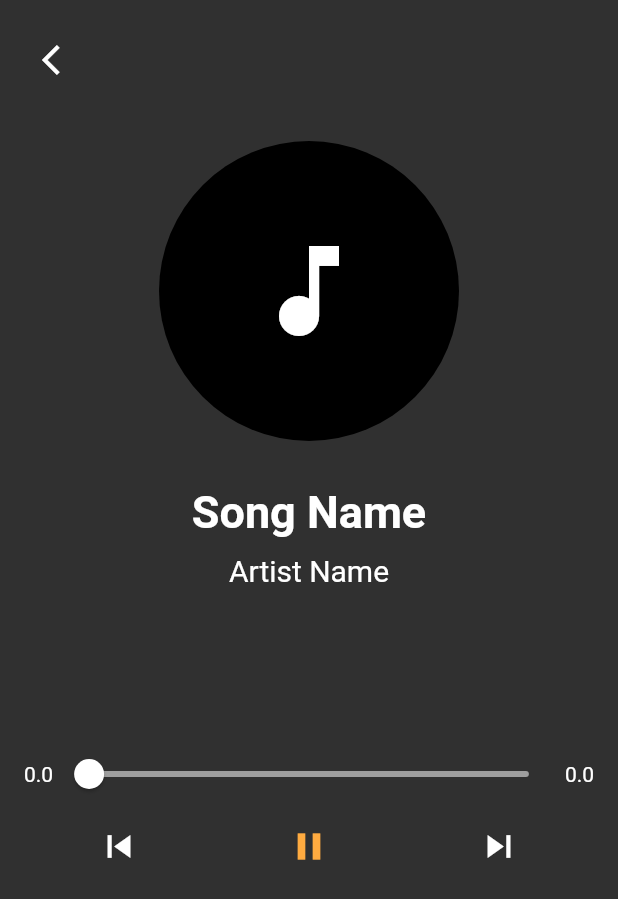
After one commit to KensukePark/Music_Player_App, a Flutter app: the playing_screen screen opened directly, on a phone screen of 412 x 824 dp. The commit adds this screen. Shown: the top 899 px of the screen. Run offline on Flutter 3.47's test engine with Material 2 defaults, Android fonts, the phone set to English and light mode, and no system bars; our stand-ins replace just_audio, on_audio_query, permission_handler.

Commit message:
2023_05_17_v2

```diff
--- /dev/null
+++ b/lib/Screens/playing_screen.dart
@@ -0,0 +1,94 @@
+import 'package:flutter/material.dart';
+
+class playing_screen extends StatefulWidget {
+  const playing_screen({Key? key}) : super(key: key);
+
+  @override
+  State<playing_screen> createState() => _playing_screenState();
+}
+
+class _playing_screenState extends State<playing_screen> {
+  @override
+  Widget build(BuildContext context) {
+    return Scaffold(
+      body: SafeArea(
+        child: Container(
+          width: double.infinity,
+          padding: const EdgeInsets.all(16),
+          child: Column(
+            crossAxisAlignment: CrossAxisAlignment.start,
+            children: [
+              IconButton(onPressed: () {
+                Navigator.pop(context);
+              },
+                icon: Icon(Icons.arrow_back_ios),
+              ),
+              SizedBox(
+                height: 30.0,
+              ),
+              Center(
+                child: Column(
+                  children: [
+                    CircleAvatar(
+                      radius: 100.0,
+                      child: Icon(Icons.music_note, size: 80,)
+                    ),
+                    SizedBox(
+                      height: 30.0,
+                    ),
+                    Text("Song Name",
+                        overflow: TextOverflow.fade,
+                        maxLines: 1,
+                        style: TextStyle(
+                          fontWeight: FontWeight.bold,
+                          fontSize: 30.0,
+                        ),
+                    ),
+                    SizedBox(
+                      height: 10.0,
+                    ),
+                    Text("Artist Name",
+                      overflow: TextOverflow.fade,
+                      maxLines: 1,
+                      style: TextStyle(
+                        fontSize: 20.0,
+                      ),
+                    ),
+                    SizedBox(
+                      height: 100.0,
+                    ),
+                    Row(
+                      mainAxisAlignment: MainAxisAlignment.center,
+                      children: [
+                        Text("0.0"),
+                        Expanded(
+                            child: Slider(
+                                value: 0.0,
+                              onChanged: (value){},
+                              thumbColor: Colors.white,
+                              activeColor: Colors.grey,
+                              inactiveColor: Colors.grey,
+                            )
+                        ),
+                        Text("0.0"),
+                      ],
+                    ),
+                    Row(
+                      mainAxisAlignment: MainAxisAlignment.spaceAround,
+                      children: [
+                        IconButton(onPressed: (){}, icon: Icon(Icons.skip_previous, size: 30.0,),),
+                        IconButton(onPressed: (){}, icon: Icon(Icons.pause, size: 30.0, color: Colors.orangeAccent,),),
+                        IconButton(onPressed: (){}, icon: Icon(Icons.skip_next, size: 30.0,),),
+
+                      ],
+                    ),
+                  ],
+                ),
+              ),
+            ]
+          )
+        ),
+      )
+    );
+  }
+}
--- a/lib/main.dart
+++ b/lib/main.dart
@@ -1,4 +1,8 @@
+import 'dart:developer';
+
 import 'package:flutter/material.dart';
+import 'package:just_audio/just_audio.dart';
+import 'package:music_player_demo/Screens/playing_screen.dart';
 import 'package:on_audio_query/on_audio_query.dart';
 import 'package:permission_handler/permission_handler.dart';
 
@@ -37,6 +41,18 @@ class _AllSongsState extends State<AllSongs> {
     Permission.storage.request();
   }
   final _audioQuery = new OnAudioQuery();
+  final AudioPlayer _audioPlayer = AudioPlayer();
+  playSong(String? uri) {
+    try {
+      _audioPlayer.setAudioSource(
+          AudioSource.uri(
+              Uri.parse(uri!)
+          )
+      );
+    } on Exception {
+      log("Error parsing song");
+    }
+  }
   @override
   Widget build(BuildContext context) {
     return Scaffold(
@@ -64,14 +80,19 @@ class _AllSongsState extends State<AllSongs> {
             return Center(child: Text('No Songs found'));
           }
           return ListView.builder(itemBuilder: (context, index) => ListTile(
-            leading: const Icon(Icons.music_note),
             title: Text(item.data![index].displayNameWOExt),
             subtitle: Text('${item.data![index].artist}'),
             trailing: const Icon(Icons.more_horiz),
+            leading: const CircleAvatar(
+              child: Icon(Icons.music_note),
+            ),
+            onTap: () {
+              Navigator.push(context, MaterialPageRoute(builder: (context) => playing_screen()));
+              //playSong(item.data![index].uri);
+              }
             ),  itemCount: item.data!.length,
           );
         }
-
       )
     );
   }
--- a/pubspec.yaml
+++ b/pubspec.yaml
@@ -36,6 +36,7 @@ dependencies:
   cupertino_icons: ^1.0.2
   on_audio_query: ^2.5.3
   permission_handler: ^10.2.0
+  just_audio: ^0.9.20
 
 dev_dependencies:
   flutter_test:
```
Also changed, not shown: pubspec.lock, 2 other files.
